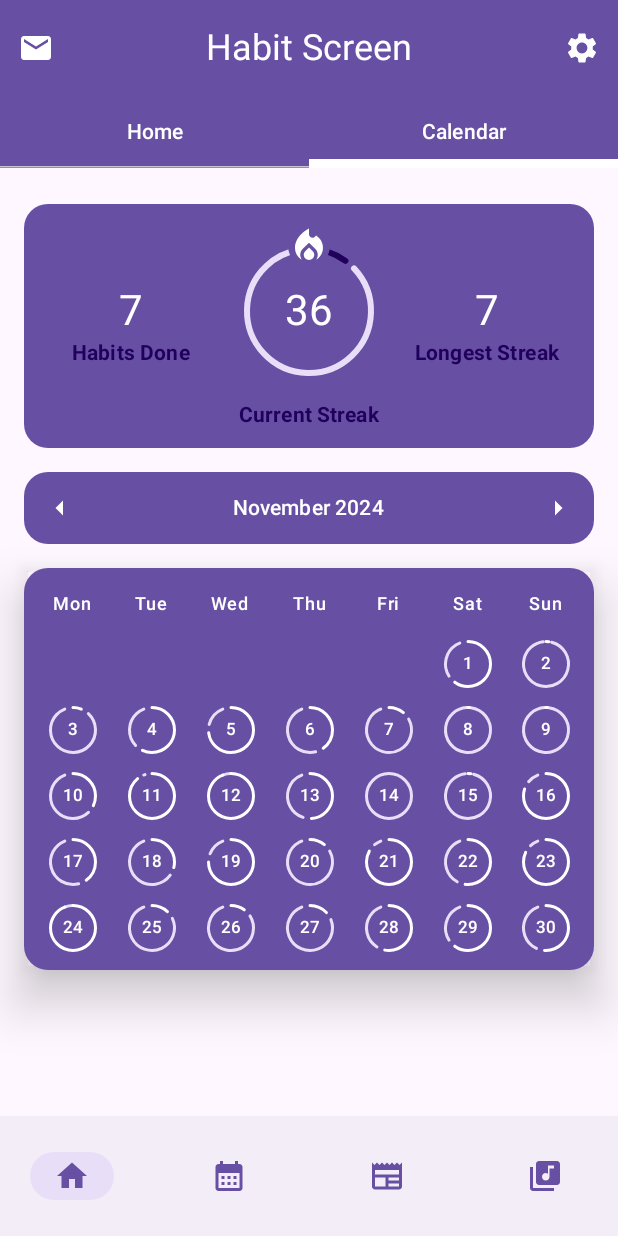
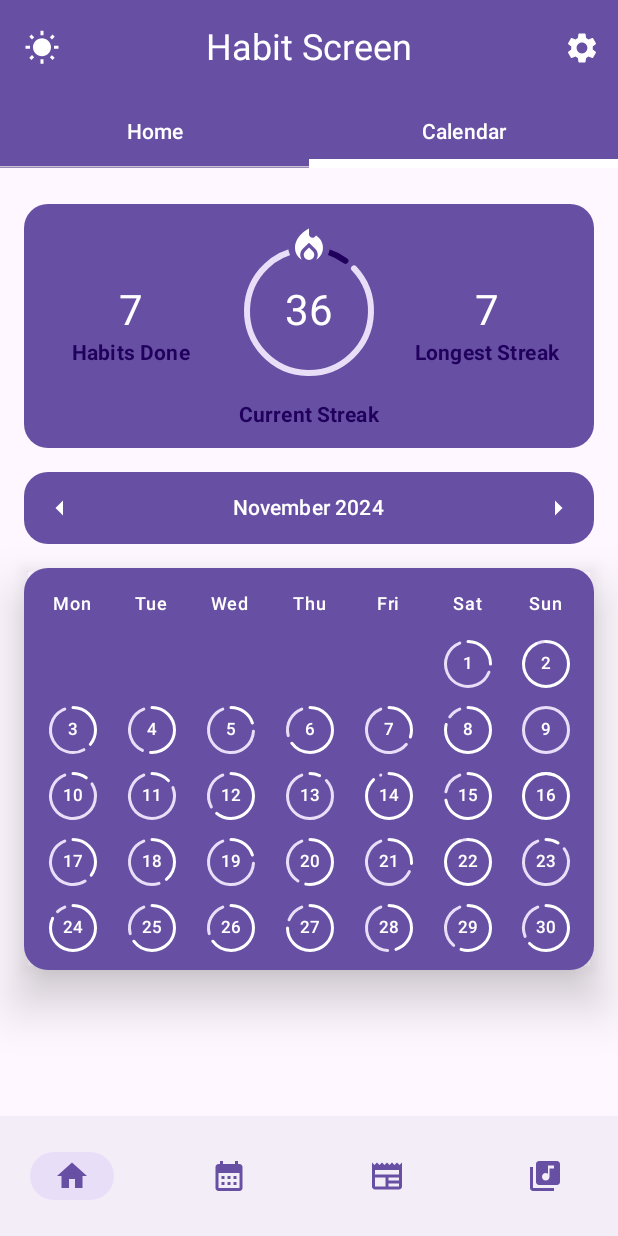
Before and after one commit to yudswin/MedTek, an Android app built with Jetpack Compose: the HabitScreen screen opened through its navigation route, after a tap on "Previous Month", on a phone screen of 412 x 824 dp. Run offline under Robolectric (Android 15) with nearby library versions, the phone set to English and light mode, and no system bars; our stand-ins replace Dagger/Hilt's generated code; 1 other tap on this screen came first.

Commit message:
nav to greeting

```diff
--- a/app/src/main/java/com/medtek/main/core/HomeScreen.kt
+++ b/app/src/main/java/com/medtek/main/core/HomeScreen.kt
@@ -22,6 +22,7 @@ fun HomeScreen(
         bottomBar = { BottomNavBar(navController = innerNavController) }
     ) { innerPadding ->
         BottomNavGraph(
+            outterNavController = navController,
             navController = innerNavController,
             paddingValues = innerPadding,
             isEmpty,
--- a/app/src/main/java/com/medtek/main/core/navigation/BottomNavGraph.kt
+++ b/app/src/main/java/com/medtek/main/core/navigation/BottomNavGraph.kt
@@ -6,6 +6,7 @@ import androidx.compose.runtime.Composable
 import androidx.compose.ui.Modifier
 import androidx.hilt.navigation.compose.hiltViewModel
 import androidx.lifecycle.viewmodel.compose.viewModel
+import androidx.navigation.NavController
 import androidx.navigation.NavHostController
 import androidx.navigation.compose.NavHost
 import androidx.navigation.compose.composable
@@ -18,6 +19,7 @@ import com.medtek.main.core.presentation.news.WeatherViewModel
 
 @Composable
 fun BottomNavGraph(
+    outterNavController: NavController,
     navController: NavHostController,
     paddingValues: PaddingValues,
     isEmptyHabit: Boolean = false,
@@ -33,7 +35,9 @@ fun BottomNavGraph(
             HabitScreen(
                 isEmpty = isEmptyHabit,
                 initialPage = initPage,
-                viewModel = habitViewModel
+                viewModel = habitViewModel,
+                navController = navController,
+                outterNavController = outterNavController
             )
         }
         composable(route = BottomNavItem.Calendar.route) {
--- a/app/src/main/java/com/medtek/main/core/presentation/greeting/components/Action.kt
+++ /dev/null
@@ -1,6 +0,0 @@
-package com.medtek.main.core.presentation.greeting.components
-
-enum class Action {
-    SHARE,
-    FAVORITE
-}
--- a/app/src/main/java/com/medtek/main/core/presentation/home/HabitScreen.kt
+++ b/app/src/main/java/com/medtek/main/core/presentation/home/HabitScreen.kt
@@ -19,6 +19,7 @@ import androidx.compose.runtime.Composable
 import androidx.compose.runtime.rememberCoroutineScope
 import androidx.compose.ui.Modifier
 import androidx.compose.ui.unit.dp
+import androidx.navigation.NavController
 import com.medtek.main.core.presentation.home.components.TopHabitBar
 import com.medtek.main.core.presentation.home.pages.CalendarPage
 import com.medtek.main.core.presentation.home.pages.DailyPage
@@ -28,10 +29,12 @@ import kotlinx.coroutines.launch
 fun HabitScreen(
     initialPage: Int? = null,
     isEmpty: Boolean = false,
-    viewModel: HabitViewModel
+    viewModel: HabitViewModel,
+    navController: NavController,
+    outterNavController: NavController
 ) {
     Scaffold(
-        topBar = { TopHabitBar() },
+        topBar = { TopHabitBar(outterNavController) },
         modifier = Modifier.fillMaxSize(),
     ) { innerPadding ->
         Box(
--- a/app/src/main/java/com/medtek/main/core/presentation/home/components/TopHabitBar.kt
+++ b/app/src/main/java/com/medtek/main/core/presentation/home/components/TopHabitBar.kt
@@ -2,23 +2,23 @@ package com.medtek.main.core.presentation.home.components
 
 import androidx.compose.foundation.layout.padding
 import androidx.compose.material.icons.Icons
-import androidx.compose.material.icons.filled.Mail
 import androidx.compose.material.icons.filled.Settings
+import androidx.compose.material.icons.filled.WbSunny
 import androidx.compose.material3.CenterAlignedTopAppBar
 import androidx.compose.material3.ExperimentalMaterial3Api
 import androidx.compose.material3.Icon
+import androidx.compose.material3.IconButton
 import androidx.compose.material3.MaterialTheme
 import androidx.compose.material3.Text
 import androidx.compose.material3.TopAppBarDefaults
 import androidx.compose.runtime.Composable
 import androidx.compose.ui.Modifier
-import androidx.compose.ui.tooling.preview.Preview
 import androidx.compose.ui.unit.dp
+import androidx.navigation.NavController
 
 @OptIn(ExperimentalMaterial3Api::class)
-@Preview
 @Composable
-fun TopHabitBar() {
+fun TopHabitBar(navController: NavController) {
     CenterAlignedTopAppBar(
         title = {
             Text(
@@ -32,12 +32,18 @@ fun TopHabitBar() {
             actionIconContentColor = MaterialTheme.colorScheme.onPrimary
         ),
         navigationIcon = {
-            Icon(
-                modifier = Modifier.padding(8.dp),
-                imageVector = Icons.Default.Mail,
-                contentDescription = "Account",
-                tint = MaterialTheme.colorScheme.onPrimary
-            )
+            IconButton(
+                onClick = {
+                    navController.navigate("greeting")
+                }
+            ) {
+                Icon(
+                    modifier = Modifier.padding(8.dp),
+                    imageVector = Icons.Filled.WbSunny,
+                    contentDescription = "Account",
+                    tint = MaterialTheme.colorScheme.onPrimary
+                )
+            }
         },
         actions = {
             Icon(
--- a/app/src/main/java/com/medtek/main/core/presentation/greeting/WeatherViewModel.kt
+++ b/app/src/main/java/com/medtek/main/greeting/WeatherViewModel.kt
@@ -1,4 +1,4 @@
-package com.medtek.main.core.presentation.greeting
+package com.medtek.main.greeting
 
 import android.util.Log
 import androidx.compose.runtime.State
--- /dev/null
+++ b/app/src/main/java/com/medtek/main/greeting/components/Action.kt
@@ -0,0 +1,6 @@
+package com.medtek.main.greeting.components
+
+enum class Action {
+    SHARE,
+    FAVORITE
+}
--- a/app/src/main/java/com/medtek/main/core/presentation/greeting/components/GreetingBottomBar.kt
+++ b/app/src/main/java/com/medtek/main/greeting/components/GreetingBottomBar.kt
@@ -1,4 +1,4 @@
-package com.medtek.main.core.presentation.greeting.components
+package com.medtek.main.greeting.components
 
 import androidx.compose.foundation.layout.Arrangement
 import androidx.compose.foundation.layout.Row
@@ -7,7 +7,6 @@ import androidx.compose.foundation.layout.height
 import androidx.compose.foundation.layout.padding
 import androidx.compose.material3.Icon
 import androidx.compose.material3.IconButton
-import androidx.compose.material3.MaterialTheme
 import androidx.compose.material3.Surface
 import androidx.compose.runtime.Composable
 import androidx.compose.ui.Alignment
@@ -36,7 +35,7 @@ fun GreetingBottomBar(
             horizontalArrangement = Arrangement.SpaceBetween,
             verticalAlignment = Alignment.CenterVertically
         ) {
-            androidx.compose.material3.IconButton(onClick = { onActionClick(Action.SHARE) }) {
+            IconButton(onClick = { onActionClick(Action.SHARE) }) {
                 Icon(imageVector = Icons.Default.Share, contentDescription = "Share")
             }
             IconButton(onClick = { onActionClick(Action.FAVORITE) }) {
--- a/app/src/main/java/com/medtek/main/core/presentation/greeting/components/GreetingContent.kt
+++ b/app/src/main/java/com/medtek/main/greeting/components/GreetingContent.kt
@@ -1,4 +1,4 @@
-package com.medtek.main.core.presentation.greeting.components
+package com.medtek.main.greeting.components
 
 import androidx.compose.foundation.layout.Arrangement
 import androidx.compose.foundation.layout.Column
@@ -7,7 +7,6 @@ import androidx.compose.foundation.layout.padding
 import androidx.compose.runtime.Composable
 
 import androidx.compose.ui.Modifier
-import androidx.compose.ui.tooling.preview.Preview
 import androidx.compose.ui.unit.dp
 import com.medtek.main.data.local.entities.Quote
 import com.medtek.main.data.local.entities.Weather
--- a/app/src/main/java/com/medtek/main/core/presentation/greeting/components/GreetingTopBar.kt
+++ b/app/src/main/java/com/medtek/main/greeting/components/GreetingTopBar.kt
@@ -1,4 +1,4 @@
-package com.medtek.main.core.presentation.greeting.components
+package com.medtek.main.greeting.components
 
 import androidx.compose.foundation.layout.Spacer
 import androidx.compose.foundation.layout.fillMaxWidth
@@ -10,7 +10,6 @@ import androidx.compose.material.icons.filled.Close
 import androidx.compose.runtime.Composable
 import androidx.compose.ui.Modifier
 import androidx.compose.ui.graphics.Color
-import androidx.compose.ui.tooling.preview.Preview
 import androidx.compose.ui.unit.dp
 
 
--- a/app/src/main/java/com/medtek/main/core/presentation/greeting/components/QuoteCard.kt
+++ b/app/src/main/java/com/medtek/main/greeting/components/QuoteCard.kt
@@ -1,4 +1,4 @@
-package com.medtek.main.core.presentation.greeting.components
+package com.medtek.main.greeting.components
 
 import androidx.compose.foundation.layout.Arrangement
 import androidx.compose.foundation.layout.Column
--- a/app/src/main/java/com/medtek/main/core/presentation/greeting/components/floatingActionButton.kt
+++ b/app/src/main/java/com/medtek/main/greeting/components/floatingActionButton.kt
@@ -1,4 +1,4 @@
-package com.medtek.main.core.presentation.greeting.components
+package com.medtek.main.greeting.components
 
 import androidx.compose.foundation.layout.Arrangement
 import androidx.compose.foundation.layout.Box
@@ -18,7 +18,7 @@ import androidx.compose.ui.unit.dp
 
 @Preview
 @Composable
-fun ActionBar(){
+fun ActionBar() {
     Row(
         modifier = Modifier.fillMaxWidth(),
         verticalAlignment = Alignment.CenterVertically,
@@ -26,7 +26,7 @@ fun ActionBar(){
     ) {
         Box(
             modifier = Modifier.fillMaxWidth(),
-        ){
+        ) {
             Icon(
                 imageVector = Icons.Default.Download,
                 contentDescription = "Account",
```
Also changed, not shown: app/src/main/java/com/medtek/main/MainActivity.kt (+12 -0 lines), app/src/main/java/com/medtek/main/greeting/GreetingScreen.kt (renamed from app/src/main/java/com/medtek/main/core/presentation/greeting/greetingScreen.kt, +5 -13 lines), app/src/main/java/com/medtek/main/greeting/components/WeatherCard.kt (renamed from app/src/main/java/com/medtek/main/core/presentation/greeting/components/WeatherCard.kt, +5 -2 lines), app/src/main/java/com/medtek/main/greeting/components/floatingCloseButton.kt (renamed from app/src/main/java/com/medtek/main/core/presentation/greeting/components/locationArea.kt, +14 -10 lines), app/src/main/java/com/medtek/main/greeting/components/locationArea.kt (renamed from app/src/main/java/com/medtek/main/core/presentation/greeting/components/floatingCloseButton.kt, +10 -14 lines).
